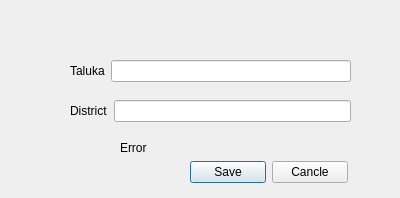
The window that QuickManager/talukadialog.ui (Vijay13/QuickManager) describes before a commit, drawn with Qt 5.
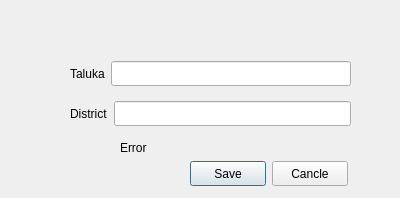
The same window after the commit.

```diff
--- a/QuickManager/talukadialog.ui
+++ b/QuickManager/talukadialog.ui
@@ -32,12 +32,18 @@
      <x>190</x>
      <y>160</y>
      <width>158</width>
-     <height>25</height>
+     <height>27</height>
     </rect>
    </property>
    <layout class="QHBoxLayout" name="horizontalLayout">
     <item>
      <widget class="QPushButton" name="pushButtonSave">
+      <property name="minimumSize">
+       <size>
+        <width>0</width>
+        <height>25</height>
+       </size>
+      </property>
       <property name="text">
        <string>Save</string>
       </property>
@@ -45,6 +51,12 @@
     </item>
     <item>
      <widget class="QPushButton" name="pushButtonCancle">
+      <property name="minimumSize">
+       <size>
+        <width>0</width>
+        <height>25</height>
+       </size>
+      </property>
       <property name="text">
        <string>Cancle</string>
       </property>
@@ -58,19 +70,32 @@
      <x>70</x>
      <y>60</y>
      <width>281</width>
-     <height>22</height>
+     <height>27</height>
     </rect>
    </property>
    <layout class="QHBoxLayout" name="horizontalLayout_2">
     <item>
      <widget class="QLabel" name="labelTaluka">
+      <property name="minimumSize">
+       <size>
+        <width>0</width>
+        <height>25</height>
+       </size>
+      </property>
       <property name="text">
        <string>Taluka</string>
       </property>
      </widget>
     </item>
     <item>
-     <widget class="QLineEdit" name="lineEditTaluka"/>
+     <widget class="QLineEdit" name="lineEditTaluka">
+      <property name="minimumSize">
+       <size>
+        <width>0</width>
+        <height>25</height>
+       </size>
+      </property>
+     </widget>
     </item>
    </layout>
   </widget>
@@ -80,19 +105,32 @@
      <x>70</x>
      <y>100</y>
      <width>281</width>
-     <height>22</height>
+     <height>27</height>
     </rect>
    </property>
    <layout class="QHBoxLayout" name="horizontalLayout_3">
     <item>
      <widget class="QLabel" name="labelDistrict">
+      <property name="minimumSize">
+       <size>
+        <width>0</width>
+        <height>25</height>
+       </size>
+      </property>
       <property name="text">
        <string>District</string>
       </property>
      </widget>
     </item>
     <item>
-     <widget class="QLineEdit" name="lineEditDistrict"/>
+     <widget class="QLineEdit" name="lineEditDistrict">
+      <property name="minimumSize">
+       <size>
+        <width>0</width>
+        <height>25</height>
+       </size>
+      </property>
+     </widget>
     </item>
    </layout>
   </widget>
```
